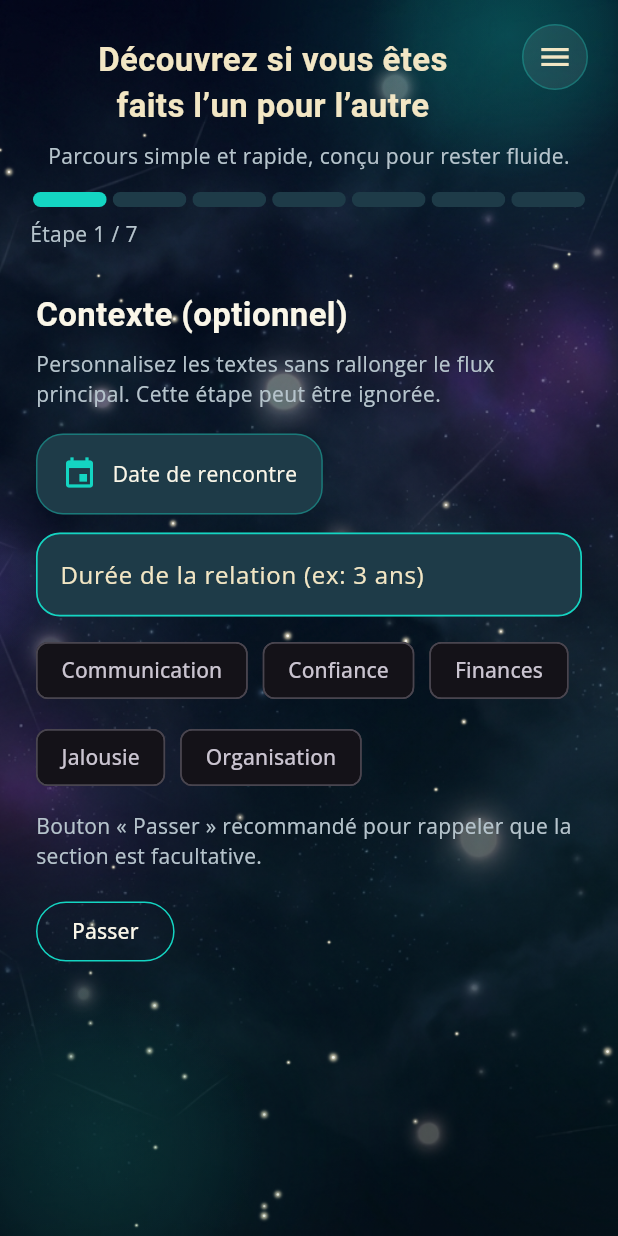
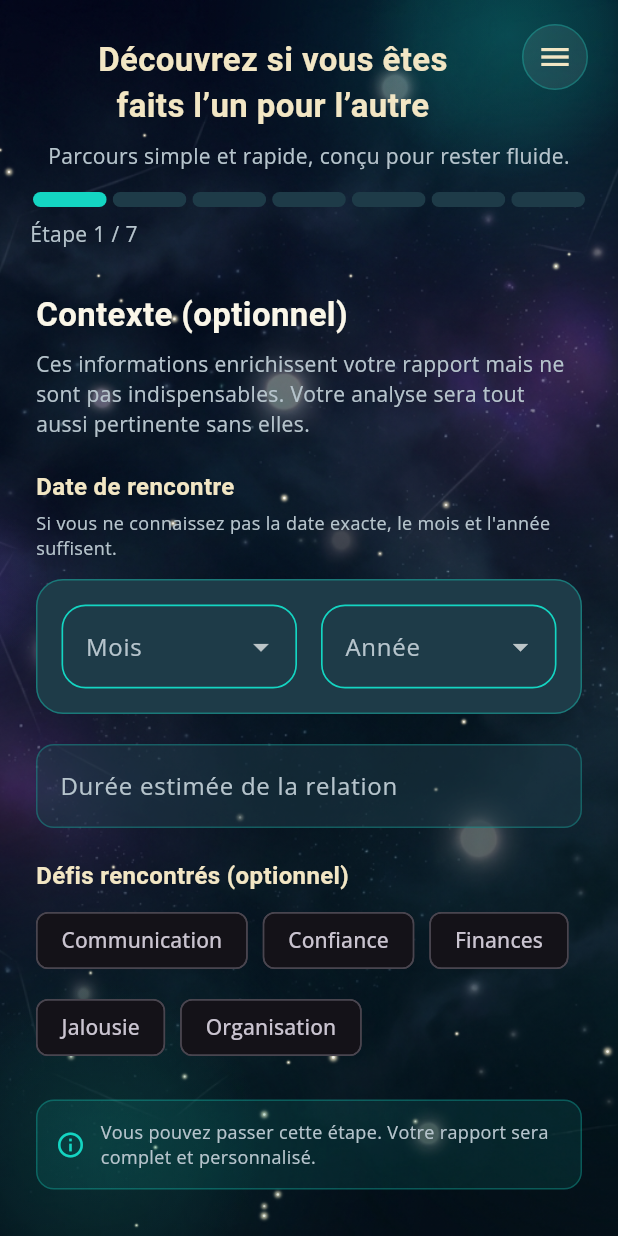
Before and after one commit to Kavali7/Compatibilite, a Flutter app: the screen it shows after launch, swiped to page 5, on a phone screen of 412 x 824 dp. Run offline on Flutter 3.47's test engine with Material 3 defaults, Android fonts, the phone set to English and light mode, and no system bars; drawn by our look-alikes of step_progress_indicator; our stand-ins replace flutter_dotenv, flutter_markdown, google_fonts, supabase_flutter; missing offline and left inert: kkiapay_flutter_sdk; accounts and stored records are empty; Roboto replaces fonts that are missing (Philosopher).

Commit message:
Amelioration UX etape Contexte: dropdowns date rencontre, messages rassurants, nouveau texte description

```diff
--- a/compatibilite_app/lib/screens/compatibility_wizard.dart
+++ b/compatibilite_app/lib/screens/compatibility_wizard.dart
@@ -62,6 +62,8 @@ class _CompatibilityWizardState extends State<CompatibilityWizard> {
   DateTime? _birthA;
   DateTime? _birthB;
   DateTime? _meetingDate;
+  int? _meetingYear;  // For meeting date dropdown
+  int? _meetingMonth; // For meeting date dropdown
   int? _yearA;
   int? _monthA;
   int? _dayA;
@@ -1494,23 +1496,53 @@ class _CompatibilityWizardState extends State<CompatibilityWizard> {
           ),
           const SizedBox(height: 8),
           const Text(
-            'Personnalisez les textes sans rallonger le flux principal. Cette étape peut être ignorée.',
+            'Ces informations enrichissent votre rapport mais ne sont pas indispensables. Votre analyse sera tout aussi pertinente sans elles.',
             style: TextStyle(color: AppColors.textMuted),
           ),
-          const SizedBox(height: 16),
-          _pillButton(
-            label: _meetingDate == null ? 'Date de rencontre' : 'Rencontre : ${_formatDate(_meetingDate)}',
-            icon: Icons.event,
-            onTap: _pickMeetingDate,
+          const SizedBox(height: 20),
+
+          // Date de rencontre avec dropdowns
+          Text(
+            'Date de rencontre',
+            style: GoogleFonts.philosopher(fontSize: 16, fontWeight: FontWeight.w600, color: AppColors.textLight),
+          ),
+          const SizedBox(height: 4),
+          const Text(
+            'Si vous ne connaissez pas la date exacte, le mois et l\'année suffisent.',
+            style: TextStyle(color: AppColors.textMuted, fontSize: 12),
           ),
           const SizedBox(height: 12),
+          _buildMeetingDateDropdowns(),
+
+          const SizedBox(height: 20),
           TextField(
             controller: _durationController,
-            decoration: const InputDecoration(
-              labelText: 'Durée de la relation (ex: 3 ans)',
-            ),
-          ),
-          const SizedBox(height: 12),
+            style: const TextStyle(color: AppColors.textLight),
+            decoration: InputDecoration(
+              labelText: 'Durée estimée de la relation',
+              labelStyle: const TextStyle(color: AppColors.textMuted),
+              hintText: 'Ex: 3 ans, 6 mois, quelques semaines...',
+              hintStyle: TextStyle(color: AppColors.textMuted.withValues(alpha: 0.5)),
+              enabledBorder: OutlineInputBorder(
+                borderRadius: BorderRadius.circular(12),
+                borderSide: BorderSide(color: AppColors.primary.withValues(alpha: 0.3)),
+              ),
+              focusedBorder: OutlineInputBorder(
+                borderRadius: BorderRadius.circular(12),
+                borderSide: const BorderSide(color: AppColors.primary),
+              ),
+              filled: true,
+              fillColor: AppColors.block.withValues(alpha: 0.5),
+            ),
+          ),
+          const SizedBox(height: 20),
+
+          // Défis de la relation
+          Text(
+            'Défis rencontrés (optionnel)',
+            style: GoogleFonts.philosopher(fontSize: 16, fontWeight: FontWeight.w600, color: AppColors.textLight),
+          ),
+          const SizedBox(height: 8),
           Wrap(
             spacing: 10,
             runSpacing: 10,
@@ -1526,10 +1558,28 @@ class _CompatibilityWizardState extends State<CompatibilityWizard> {
                 )
                 .toList(),
           ),
-          const SizedBox(height: 12),
-          const Text(
-            'Bouton « Passer » recommandé pour rappeler que la section est facultative.',
-            style: TextStyle(color: AppColors.textMuted),
+          const SizedBox(height: 24),
+
+          // Message rassurant
+          Container(
+            padding: const EdgeInsets.all(12),
+            decoration: BoxDecoration(
+              color: AppColors.primary.withValues(alpha: 0.1),
+              borderRadius: BorderRadius.circular(12),
+              border: Border.all(color: AppColors.primary.withValues(alpha: 0.3)),
+            ),
+            child: const Row(
+              children: [
+                Icon(Icons.info_outline, color: AppColors.primary, size: 20),
+                SizedBox(width: 10),
+                Expanded(
+                  child: Text(
+                    'Vous pouvez passer cette étape. Votre rapport sera complet et personnalisé.',
+                    style: TextStyle(color: AppColors.textMuted, fontSize: 12),
+                  ),
+                ),
+              ],
+            ),
           ),
           const SizedBox(height: 16),
           Align(
@@ -1541,12 +1591,94 @@ class _CompatibilityWizardState extends State<CompatibilityWizard> {
                 shape: RoundedRectangleBorder(borderRadius: BorderRadius.circular(24)),
               ),
               onPressed: _goNext,
-              child: const Text('Passer'),
+              child: const Text('Passer cette étape'),
             ),
           ),
         ],
       ),
     );
+  }
+
+  /// Widget to select meeting date with dropdowns (month/year only)
+  Widget _buildMeetingDateDropdowns() {
+    final currentYear = DateTime.now().year;
+    final years = List<int>.generate(currentYear - 1969, (i) => 1970 + i).reversed.toList();
+    final months = const [
+      'Janvier', 'Février', 'Mars', 'Avril', 'Mai', 'Juin',
+      'Juillet', 'Août', 'Septembre', 'Octobre', 'Novembre', 'Décembre',
+    ];
+
+    return Container(
+      padding: const EdgeInsets.all(16),
+      decoration: BoxDecoration(
+        color: AppColors.block,
+        borderRadius: BorderRadius.circular(18),
+        border: Border.all(color: AppColors.primary.withValues(alpha: 0.4)),
+      ),
+      child: Row(
+        children: [
+          // Month dropdown
+          Expanded(
+            child: DropdownButtonFormField<int>(
+              decoration: const InputDecoration(
+                labelText: 'Mois',
+                labelStyle: TextStyle(color: AppColors.textMuted),
+                border: InputBorder.none,
+              ),
+              value: _meetingMonth,
+              dropdownColor: AppColors.block,
+              style: const TextStyle(color: AppColors.textLight),
+              items: List.generate(
+                months.length,
+                (index) => DropdownMenuItem<int>(
+                  value: index + 1,
+                  child: Text(months[index]),
+                ),
+              ),
+              onChanged: (value) {
+                setState(() {
+                  _meetingMonth = value;
+                  _updateMeetingDate();
+                });
+              },
+            ),
+          ),
+          const SizedBox(width: 16),
+          // Year dropdown
+          Expanded(
+            child: DropdownButtonFormField<int>(
+              decoration: const InputDecoration(
+                labelText: 'Année',
+                labelStyle: TextStyle(color: AppColors.textMuted),
+                border: InputBorder.none,
+              ),
+              value: _meetingYear,
+              dropdownColor: AppColors.block,
+              style: const TextStyle(color: AppColors.textLight),
+              items: years
+                  .map((y) => DropdownMenuItem<int>(
+                        value: y,
+                        child: Text('$y'),
+                      ))
+                  .toList(),
+              onChanged: (value) {
+                setState(() {
+                  _meetingYear = value;
+                  _updateMeetingDate();
+                });
+              },
+            ),
+          ),
+        ],
+      ),
+    );
+  }
+
+  /// Update _meetingDate from dropdowns
+  void _updateMeetingDate() {
+    if (_meetingYear != null) {
+      _meetingDate = DateTime(_meetingYear!, _meetingMonth ?? 1, 1);
+    }
   }
 
   Widget _pillButton({required String label, required IconData icon, required VoidCallback onTap}) {
```
